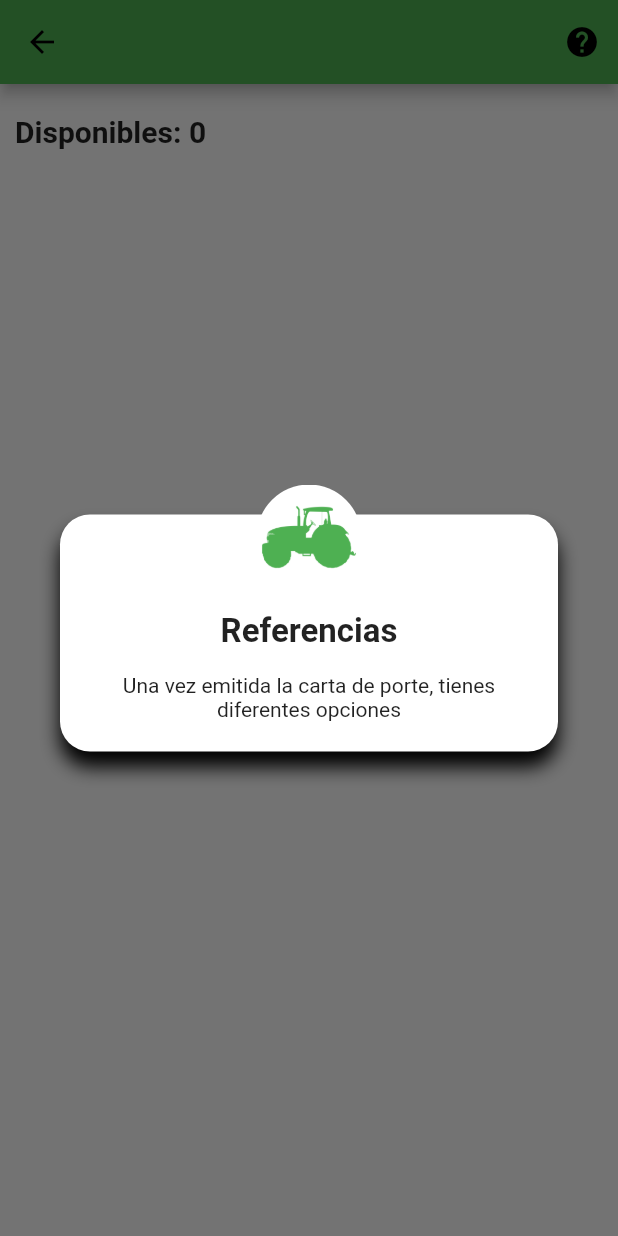
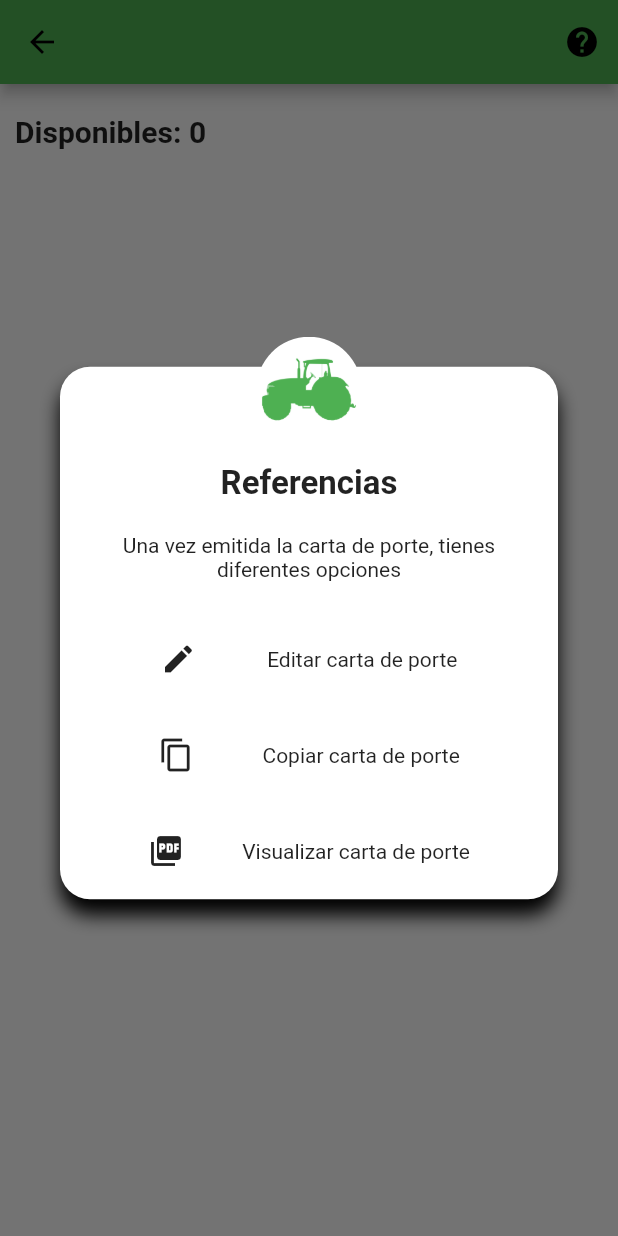
Before and after one commit to HoltzTomas/CDPAPP, a Flutter app: the PdfScreen screen opened directly with empty values, after a tap on the "help" icon, on a phone screen of 412 x 824 dp. Run offline on Flutter 3.47's test engine with Material 2 defaults, Android fonts, the phone set to English and light mode, and no system bars; our stand-ins replace cloud_firestore, connectivity, easy_splash_screen, file_picker, firebase_auth, firebase_core and 5 more; missing offline and left inert: syncfusion_flutter_pdf, syncfusion_flutter_signaturepad; accounts and stored records are empty.

Commit message:
Creating a custom alert dialog

```diff
--- a/cdp_app/lib/CDP/repository/cdp_firebase_api.dart
+++ b/cdp_app/lib/CDP/repository/cdp_firebase_api.dart
@@ -117,7 +117,10 @@ class CdpFirebaseApi {
       );
     } else {
       ScaffoldMessenger.of(context).showSnackBar(
-          const SnackBar(content: Text('No hay coneccion a internet')));
+        const SnackBar(
+          content: Text('No hay coneccion a internet'),
+        ),
+      );
     }
   }
 
--- a/cdp_app/lib/Form/ui/screens/TransferDataScreen/widgets/transfer_data_dropdown_menu.dart
+++ b/cdp_app/lib/Form/ui/screens/TransferDataScreen/widgets/transfer_data_dropdown_menu.dart
@@ -68,7 +68,8 @@ class TransferDataDropdownMenu extends ConsumerWidget {
                 const SizedBox(height: defaultPadding / 2),
               if (watch(providerToChange!).state!.camion!.isNotEmpty)
                 Text("Camion: ${watch(providerToChange!).state!.camion!}"),
-              const SizedBox(height: defaultPadding / 2),
+              if (watch(providerToChange!).state!.camion!.isNotEmpty)
+                const SizedBox(height: defaultPadding / 2),
               if (watch(providerToChange!).state!.acoplado!.isNotEmpty)
                 Text("Acoplado: ${watch(providerToChange!).state!.acoplado!}"),
             ],
--- a/cdp_app/lib/Form/ui/screens/TransferDataScreen/widgets/transfer_data_form.dart
+++ b/cdp_app/lib/Form/ui/screens/TransferDataScreen/widgets/transfer_data_form.dart
@@ -36,7 +36,7 @@ class TransferDataForm extends ConsumerWidget {
             ///Corredor comprador (Fourth fact of [TransferData])
             TransferDataDropdownMenu(
               tipo: 'corredorComprador',
-              text: "Corredor Cmprador",
+              text: "Corredor Comprador",
               providerToChange: corredorCompradorProvider,
             ),
 
--- a/cdp_app/lib/PDF/ui/screens/PdfScreen/pdf_screen.dart
+++ b/cdp_app/lib/PDF/ui/screens/PdfScreen/pdf_screen.dart
@@ -1,12 +1,11 @@
 import 'package:cdp_app/CDP/repository/cdp_cloud_repository.dart';
 import 'package:cdp_app/PDF/models/pdf_file.dart';
 import 'package:cdp_app/PDF/ui/screens/PdfScreen/widgets/emitir_cdp_fab.dart';
-import 'package:cdp_app/PDF/ui/screens/PdfScreen/widgets/icons_references.dart';
+import 'package:cdp_app/PDF/ui/screens/PdfScreen/widgets/icons_references_dialog.dart';
 import 'package:cdp_app/constants.dart';
 import 'package:cloud_firestore/cloud_firestore.dart';
 import 'package:firebase_auth/firebase_auth.dart';
 import 'package:flutter/material.dart';
-import 'package:flutter_riverpod/flutter_riverpod.dart';
 
 class PdfScreen extends StatelessWidget {
   const PdfScreen({Key? key, required this.userFile}) : super(key: key);
@@ -62,7 +61,7 @@ class PdfScreen extends StatelessWidget {
               icon: Icon(Icons.help),
               onPressed: () {
                 showDialog(
-                    context: context, builder: (context) => const HelpDialog());
+                    context: context, builder: (context) => const IconReferencesDialog());
               },
             )
           ],
--- /dev/null
+++ b/cdp_app/lib/PDF/ui/screens/PdfScreen/widgets/icons_references_dialog.dart
@@ -0,0 +1,61 @@
+import 'package:cdp_app/PDF/ui/widgets/custom_dialog.dart';
+import 'package:cdp_app/constants.dart';
+import 'package:flutter/material.dart';
+
+class IconReferencesDialog extends StatefulWidget {
+  const IconReferencesDialog({Key? key}) : super(key: key);
+
+  @override
+  _IconReferencesDialogState createState() => _IconReferencesDialogState();
+}
+
+class _IconReferencesDialogState extends State<IconReferencesDialog> {
+  @override
+  Widget build(BuildContext context) {
+    return CustomDialog(
+      child: contentBox(context),
+    );
+  }
+
+  Widget contentBox(BuildContext context) {
+    return Column(
+      mainAxisSize: MainAxisSize.min,
+      children: <Widget>[
+        const Text(
+          "Referencias",
+          style: TextStyle(fontSize: 22, fontWeight: FontWeight.w600),
+        ),
+        const SizedBox(height: defaultPadding),
+        const Text(
+          "Una vez emitida la carta de porte, tienes diferentes opciones",
+          style: TextStyle(fontSize: 14),
+          textAlign: TextAlign.center,
+        ),
+        const SizedBox(height: defaultPadding * 2),
+        Row(
+          mainAxisAlignment:  MainAxisAlignment.spaceEvenly,
+          children: const [
+            Icon(Icons.edit),
+            Text("Editar carta de porte"),
+          ],
+        ),
+        const SizedBox(height: defaultPadding * 2),
+        Row(
+          mainAxisAlignment:  MainAxisAlignment.spaceEvenly,
+          children: const [
+            Icon(Icons.copy),
+            Text("Copiar carta de porte"),
+          ],
+        ),
+        const SizedBox(height: defaultPadding * 2),
+        Row(
+          mainAxisAlignment:  MainAxisAlignment.spaceEvenly,
+          children: const [
+            Icon(Icons.picture_as_pdf),
+            Text("Visualizar carta de porte"),
+          ],
+        )
+      ],
+    );
+  }
+}
--- a/cdp_app/lib/PDF/ui/screens/PdfScreen/widgets/icons_references.dart
+++ b/cdp_app/lib/PDF/ui/widgets/custom_dialog.dart
@@ -1,13 +1,17 @@
+import 'package:cdp_app/constants.dart';
 import 'package:flutter/material.dart';
 
-class HelpDialog extends StatefulWidget {
-  const HelpDialog({Key? key}) : super(key: key);
+class CustomDialog extends StatefulWidget {
+  const CustomDialog({Key? key, this.child, this.button}) : super(key: key);
+
+  final Widget? child;
+  final Widget? button;
 
   @override
-  _HelpDialogState createState() => _HelpDialogState();
+  _CustomDialogState createState() => _CustomDialogState();
 }
 
-class _HelpDialogState extends State<HelpDialog> {
+class _CustomDialogState extends State<CustomDialog> {
   @override
   Widget build(BuildContext context) {
     return Dialog(
@@ -31,24 +35,17 @@ class _HelpDialogState extends State<HelpDialog> {
             color: Colors.white,
             borderRadius: BorderRadius.circular(20),
             boxShadow: const [
-              BoxShadow(
-                  color: Colors.black, offset: Offset(0, 10), blurRadius: 10),
+              BoxShadow(offset: Offset(0, 10), blurRadius: 10),
             ],
           ),
-          child: Column(
+          child: widget.button == null ? widget.child : Column(
             mainAxisSize: MainAxisSize.min,
-            children: const <Widget>[
-              Text(
-                "Referencias",
-                style: TextStyle(fontSize: 22, fontWeight: FontWeight.w600),
-              ),
-              SizedBox(
-                height: 15,
-              ),
-              Text(
-                "Una vez emitida la carta de porte, tienes diferentes opciones",
-                style: TextStyle(fontSize: 14),
-                textAlign: TextAlign.center,
+            children: [
+              widget.child!,
+              const SizedBox(height: defaultPadding),
+              Align(
+                alignment: Alignment.bottomRight,
+                child: widget.button
               ),
             ],
           ),
```
Also changed, not shown: cdp_app/lib/Company/ui/screens/HomeScreen/widgets/upload_pdffile_dialog.dart (+33 -13 lines), cdp_app/lib/Form/ui/screens/DestinationScreen/widgets/destination_alert_dialog.dart (+44 -16 lines), cdp_app/lib/Form/ui/screens/GrainDataScreen/widgets/add_grain_data_dialog.dart (+39 -19 lines), cdp_app/lib/Form/ui/screens/GrainDataScreen/widgets/procedencia_mercaderia_alert_dialog.dart (+68 -22 lines), cdp_app/lib/Form/ui/screens/TransferDataScreen/widgets/add_transfer_data_dialog.dart (+55 -19 lines), cdp_app/lib/Form/ui/screens/TransportDataScreen/widgets/transport_data_alert_dialog.dart (+33 -14 lines).
